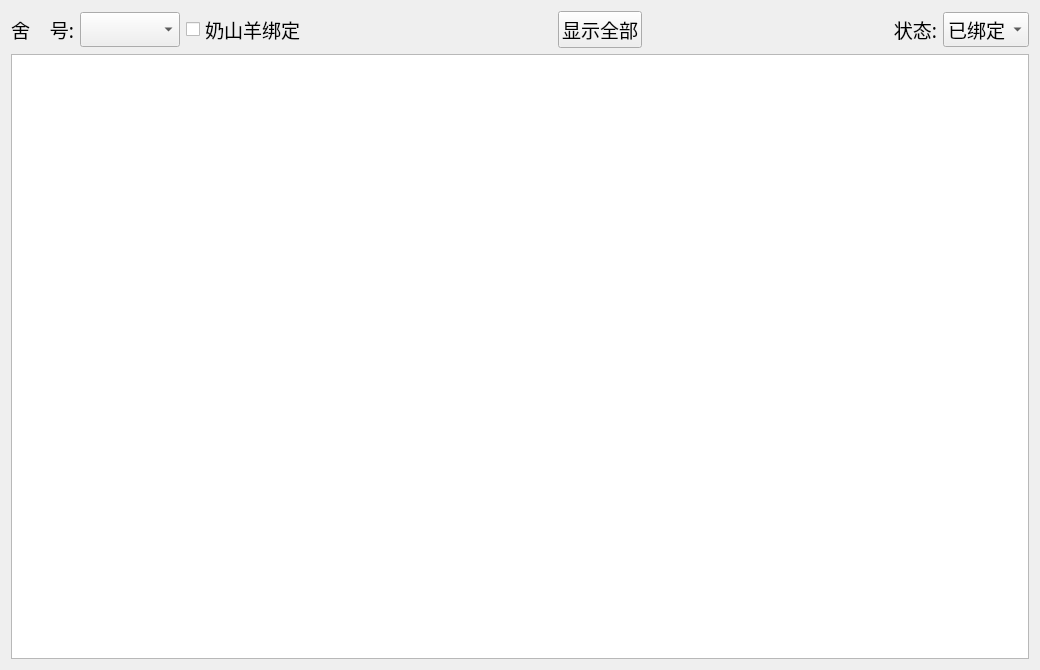
Old version of the form Goat/devicequeryform.ui in the repository po-ppy/NewGoat.
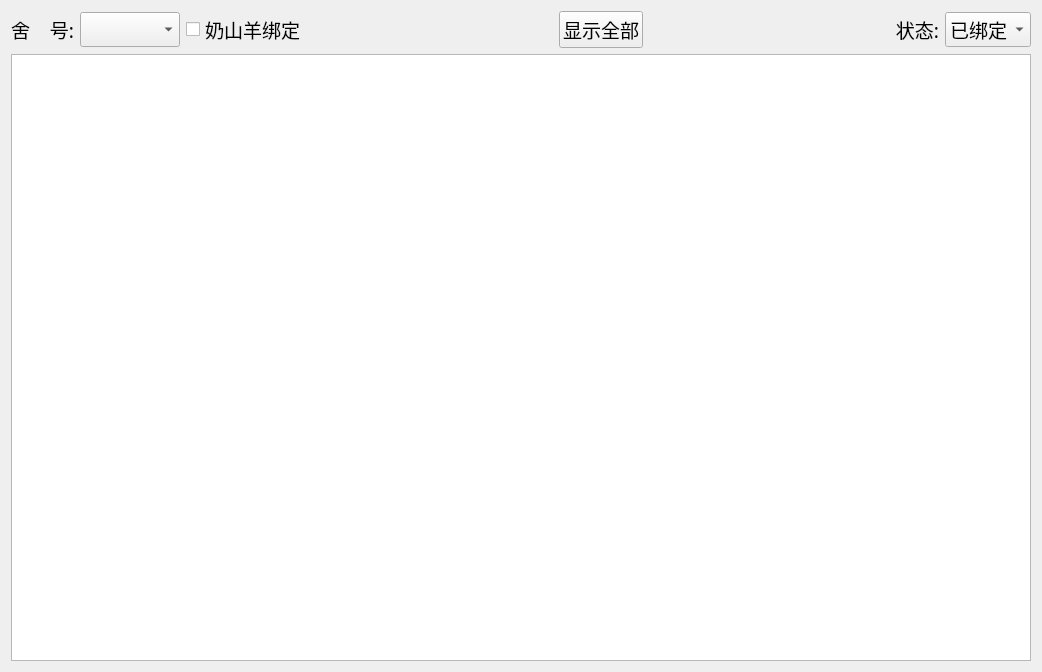
New version of the form.

The edit to the form file:
```diff
--- a/Goat/devicequeryform.ui
+++ b/Goat/devicequeryform.ui
@@ -6,8 +6,8 @@
    <rect>
     <x>0</x>
     <y>0</y>
-    <width>1040</width>
-    <height>670</height>
+    <width>1042</width>
+    <height>672</height>
    </rect>
   </property>
   <property name="font">
```
Left out of the diff: 3 changed lines with no effect on the pictures.
